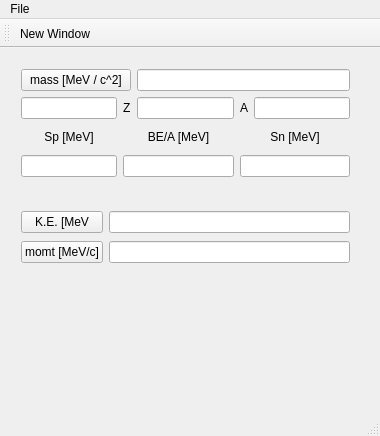
This is Qt/RelativisticKinematics/mainwindow.ui in goluckyryan/programmings as Qt 5 draws it before an edit. The edited form follows.
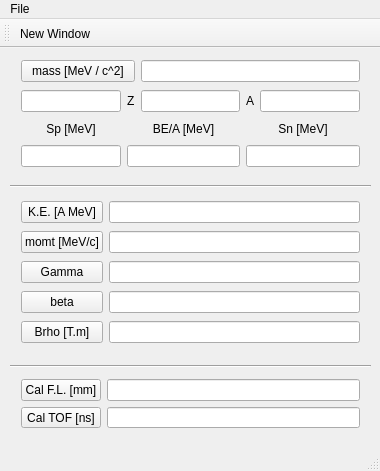
This is the edited form.

What changed in the file:
```diff
--- a/Qt/RelativisticKinematics/mainwindow.ui
+++ b/Qt/RelativisticKinematics/mainwindow.ui
@@ -7,7 +7,7 @@
     <x>0</x>
     <y>0</y>
     <width>380</width>
-    <height>436</height>
+    <height>471</height>
    </rect>
   </property>
   <property name="windowTitle">
@@ -19,26 +19,28 @@
      <rect>
       <x>10</x>
       <y>10</y>
-      <width>351</width>
-      <height>130</height>
+      <width>361</width>
+      <height>122</height>
      </rect>
     </property>
-    <layout class="QGridLayout" name="gridLayout">
-     <item row="3" column="3" colspan="2">
-      <widget class="QLineEdit" name="lineEdit_Sn">
-       <property name="enabled">
-        <bool>true</bool>
+    <layout class="QGridLayout" name="gridLayout" rowstretch="0,0,0,0">
+     <property name="sizeConstraint">
+      <enum>QLayout::SetMinimumSize</enum>
+     </property>
+     <property name="topMargin">
+      <number>0</number>
+     </property>
+     <item row="2" column="3" colspan="2">
+      <widget class="QLabel" name="label_5">
+       <property name="maximumSize">
+        <size>
+         <width>16777215</width>
+         <height>17</height>
+        </size>
        </property>
-       <property name="alignment">
-        <set>Qt::AlignCenter</set>
+       <property name="text">
+        <string>Sn [MeV]</string>
        </property>
-       <property name="readOnly">
-        <bool>true</bool>
-       </property>
-      </widget>
-     </item>
-     <item row="1" column="2">
-      <widget class="QLineEdit" name="lineEdit_Z">
        <property name="alignment">
         <set>Qt::AlignCenter</set>
        </property>
@@ -57,48 +59,6 @@
        </property>
       </widget>
      </item>
-     <item row="0" column="2" colspan="3">
-      <widget class="QLineEdit" name="lineEdit_Mass">
-       <property name="enabled">
-        <bool>true</bool>
-       </property>
-       <property name="text">
-        <string/>
-       </property>
-       <property name="alignment">
-        <set>Qt::AlignCenter</set>
-       </property>
-       <property name="readOnly">
-        <bool>true</bool>
-       </property>
-      </widget>
-     </item>
-     <item row="3" column="0">
-      <widget class="QLineEdit" name="lineEdit_Sp">
-       <property name="enabled">
-        <bool>true</bool>
-       </property>
-       <property name="alignment">
-        <set>Qt::AlignCenter</set>
-       </property>
-       <property name="readOnly">
-        <bool>true</bool>
-       </property>
-      </widget>
-     </item>
-     <item row="3" column="1" colspan="2">
-      <widget class="QLineEdit" name="lineEdit_BEA">
-       <property name="enabled">
-        <bool>true</bool>
-       </property>
-       <property name="alignment">
-        <set>Qt::AlignCenter</set>
-       </property>
-       <property name="readOnly">
-        <bool>true</bool>
-       </property>
-      </widget>
-     </item>
      <item row="1" column="3">
       <widget class="QLabel" name="label_2">
        <property name="text">
@@ -106,6 +66,46 @@
        </property>
       </widget>
      </item>
+     <item row="1" column="1">
+      <widget class="QLabel" name="label">
+       <property name="text">
+        <string>Z</string>
+       </property>
+      </widget>
+     </item>
+     <item row="3" column="1" colspan="2">
+      <widget class="QLineEdit" name="lineEdit_BEA">
+       <property name="enabled">
+        <bool>true</bool>
+       </property>
+       <property name="alignment">
+        <set>Qt::AlignCenter</set>
+       </property>
+       <property name="readOnly">
+        <bool>true</bool>
+       </property>
+      </widget>
+     </item>
+     <item row="3" column="0">
+      <widget class="QLineEdit" name="lineEdit_Sp">
+       <property name="enabled">
+        <bool>true</bool>
+       </property>
+       <property name="alignment">
+        <set>Qt::AlignCenter</set>
+       </property>
+       <property name="readOnly">
+        <bool>true</bool>
+       </property>
+      </widget>
+     </item>
+     <item row="1" column="2">
+      <widget class="QLineEdit" name="lineEdit_Z">
+       <property name="alignment">
+        <set>Qt::AlignCenter</set>
+       </property>
+      </widget>
+     </item>
      <item row="1" column="0">
       <widget class="QLineEdit" name="lineEdit_Name">
        <property name="enabled">
@@ -122,22 +122,27 @@
        </property>
       </widget>
      </item>
-     <item row="1" column="4">
-      <widget class="QLineEdit" name="lineEdit_A">
+     <item row="3" column="3" colspan="2">
+      <widget class="QLineEdit" name="lineEdit_Sn">
+       <property name="enabled">
+        <bool>true</bool>
+       </property>
        <property name="alignment">
         <set>Qt::AlignCenter</set>
        </property>
-      </widget>
-     </item>
-     <item row="1" column="1">
-      <widget class="QLabel" name="label">
-       <property name="text">
-        <string>Z</string>
+       <property name="readOnly">
+        <bool>true</bool>
        </property>
       </widget>
      </item>
      <item row="2" column="0">
       <widget class="QLabel" name="label_3">
+       <property name="maximumSize">
+        <size>
+         <width>16777215</width>
+         <height>17</height>
+        </size>
+       </property>
        <property name="text">
         <string>Sp [MeV]</string>
        </property>
@@ -146,8 +151,37 @@
        </property>
       </widget>
      </item>
+     <item row="0" column="2" colspan="3">
+      <widget class="QLineEdit" name="lineEdit_Mass">
+       <property name="enabled">
+        <bool>true</bool>
+       </property>
+       <property name="text">
+        <string/>
+       </property>
+       <property name="alignment">
+        <set>Qt::AlignCenter</set>
+       </property>
+       <property name="readOnly">
+        <bool>true</bool>
+       </property>
+      </widget>
+     </item>
+     <item row="1" column="4">
+      <widget class="QLineEdit" name="lineEdit_A">
+       <property name="alignment">
+        <set>Qt::AlignCenter</set>
+       </property>
+      </widget>
+     </item>
      <item row="2" column="1" colspan="2">
       <widget class="QLabel" name="label_4">
+       <property name="maximumSize">
+        <size>
+         <width>16777215</width>
+         <height>17</height>
+        </size>
+       </property>
        <property name="text">
         <string>BE/A [MeV]</string>
        </property>
@@ -156,28 +190,84 @@
        </property>
       </widget>
      </item>
-     <item row="2" column="3" colspan="2">
-      <widget class="QLabel" name="label_5">
-       <property name="text">
-        <string>Sn [MeV]</string>
-       </property>
-       <property name="alignment">
-        <set>Qt::AlignCenter</set>
-       </property>
-      </widget>
-     </item>
     </layout>
    </widget>
    <widget class="QWidget" name="gridLayoutWidget_2">
     <property name="geometry">
      <rect>
       <x>10</x>
-      <y>150</y>
-      <width>351</width>
-      <height>80</height>
+      <y>140</y>
+      <width>361</width>
+      <height>173</height>
      </rect>
     </property>
     <layout class="QGridLayout" name="gridLayout_2">
+     <item row="2" column="1">
+      <widget class="QLineEdit" name="lineEdit_Gamma">
+       <property name="enabled">
+        <bool>true</bool>
+       </property>
+       <property name="alignment">
+        <set>Qt::AlignCenter</set>
+       </property>
+       <property name="readOnly">
+        <bool>false</bool>
+       </property>
+      </widget>
+     </item>
+     <item row="2" column="0">
+      <widget class="QPushButton" name="pushButton_Gamma">
+       <property name="text">
+        <string>Gamma</string>
+       </property>
+      </widget>
+     </item>
+     <item row="0" column="1">
+      <widget class="QLineEdit" name="lineEdit_KE">
+       <property name="enabled">
+        <bool>true</bool>
+       </property>
+       <property name="alignment">
+        <set>Qt::AlignCenter</set>
+       </property>
+       <property name="readOnly">
+        <bool>false</bool>
+       </property>
+      </widget>
+     </item>
+     <item row="3" column="1">
+      <widget class="QLineEdit" name="lineEdit_Beta">
+       <property name="enabled">
+        <bool>true</bool>
+       </property>
+       <property name="alignment">
+        <set>Qt::AlignCenter</set>
+       </property>
+       <property name="readOnly">
+        <bool>false</bool>
+       </property>
+      </widget>
+     </item>
+     <item row="1" column="0">
+      <widget class="QPushButton" name="pushButton_momt">
+       <property name="text">
+        <string>momt [MeV/c]</string>
+       </property>
+      </widget>
+     </item>
+     <item row="1" column="1">
+      <widget class="QLineEdit" name="lineEdit_momt">
+       <property name="enabled">
+        <bool>true</bool>
+       </property>
+       <property name="alignment">
+        <set>Qt::AlignCenter</set>
+       </property>
+       <property name="readOnly">
+        <bool>false</bool>
+       </property>
+      </widget>
+     </item>
      <item row="0" column="0">
       <widget class="QPushButton" name="pushButton_KE">
        <property name="sizePolicy">
@@ -190,15 +280,80 @@
         <bool>false</bool>
        </property>
        <property name="text">
-        <string>K.E. [MeV</string>
+        <string>K.E. [A MeV]</string>
        </property>
        <property name="autoDefault">
         <bool>true</bool>
        </property>
       </widget>
      </item>
+     <item row="3" column="0">
+      <widget class="QPushButton" name="pushButton_Beta">
+       <property name="text">
+        <string>beta</string>
+       </property>
+      </widget>
+     </item>
+     <item row="4" column="0">
+      <widget class="QPushButton" name="pushButton_Brho">
+       <property name="text">
+        <string>Brho [T.m]</string>
+       </property>
+      </widget>
+     </item>
+     <item row="4" column="1">
+      <widget class="QLineEdit" name="lineEdit_Brho">
+       <property name="enabled">
+        <bool>true</bool>
+       </property>
+       <property name="alignment">
+        <set>Qt::AlignCenter</set>
+       </property>
+       <property name="readOnly">
+        <bool>false</bool>
+       </property>
+      </widget>
+     </item>
+    </layout>
+   </widget>
+   <widget class="Line" name="line">
+    <property name="geometry">
+     <rect>
+      <x>10</x>
+      <y>130</y>
+      <width>361</width>
+      <height>16</height>
+     </rect>
+    </property>
+    <property name="orientation">
+     <enum>Qt::Horizontal</enum>
+    </property>
+   </widget>
+   <widget class="Line" name="line_2">
+    <property name="geometry">
+     <rect>
+      <x>10</x>
+      <y>310</y>
+      <width>361</width>
+      <height>16</height>
+     </rect>
+    </property>
+    <property name="orientation">
+     <enum>Qt::Horizontal</enum>
+    </property>
+   </widget>
+   <widget class="QWidget" name="gridLayoutWidget_3">
+    <property name="geometry">
+     <rect>
+      <x>10</x>
+      <y>320</y>
+      <width>361</width>
+      <height>71</height>
+     </rect>
+    </property>
+    <layout class="QGridLayout" name="gridLayout_3">
      <item row="0" column="1">
-      <widget class="QLineEdit" name="lineEdit_KE">
+      <widget class="QLineEdit" name="lineEdit_FL">
        <property name="enabled">
         <bool>true</bool>
        </property>
@@ -211,14 +366,21 @@
       </widget>
      </item>
      <item row="1" column="0">
-      <widget class="QPushButton" name="pushButton_momt">
+      <widget class="QPushButton" name="pushButton_TOF">
        <property name="text">
-        <string>momt [MeV/c]</string>
+        <string>Cal TOF [ns]</string>
+       </property>
+      </widget>
+     </item>
+     <item row="0" column="0">
+      <widget class="QPushButton" name="pushButton_FL">
+       <property name="text">
+        <string>Cal F.L. [mm]</string>
        </property>
       </widget>
      </item>
      <item row="1" column="1">
-      <widget class="QLineEdit" name="lineEdit_momt">
+      <widget class="QLineEdit" name="lineEdit_TOF">
        <property name="enabled">
         <bool>true</bool>
        </property>
```
Left out of the diff: 2 changed lines with no effect on the pictures.
